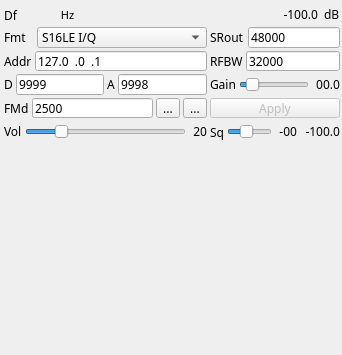
Before: the Qt Designer form plugins/channelrx/udpsrc/udpsrcgui.ui in f4exb/sdrangel, drawn with Qt 5.
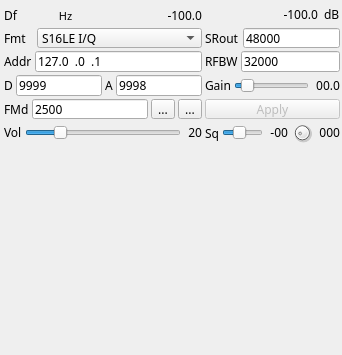
After: the same form once the commit is applied. Icons and pictures are not drawn. Custom widgets are drawn as their Qt base class.

Commit message: UDP source plugin: implemented squelch gate

Diff of the .ui file:
```diff
--- a/plugins/channelrx/udpsrc/udpsrcgui.ui
+++ b/plugins/channelrx/udpsrc/udpsrcgui.ui
@@ -236,6 +236,38 @@
         </property>
        </widget>
       </item>
+      <item>
+       <spacer name="horizontalSpacer_2">
+        <property name="orientation">
+         <enum>Qt::Horizontal</enum>
+        </property>
+        <property name="sizeHint" stdset="0">
+         <size>
+          <width>40</width>
+          <height>20</height>
+         </size>
+        </property>
+       </spacer>
+      </item>
+      <item>
+       <widget class="QLabel" name="inputPower">
+        <property name="minimumSize">
+         <size>
+          <width>40</width>
+          <height>0</height>
+         </size>
+        </property>
+        <property name="toolTip">
+         <string>Input power (dB) to which squelch applies</string>
+        </property>
+        <property name="text">
+         <string>-100.0</string>
+        </property>
+        <property name="alignment">
+         <set>Qt::AlignRight|Qt::AlignTrailing|Qt::AlignVCenter</set>
+        </property>
+       </widget>
+      </item>
      </layout>
     </item>
     <item row="6" column="0">
@@ -637,10 +669,32 @@
        </widget>
       </item>
       <item>
-       <widget class="QLabel" name="inputPower">
+       <widget class="QDial" name="squelchGate">
+        <property name="maximumSize">
+         <size>
+          <width>22</width>
+          <height>22</height>
+         </size>
+        </property>
+        <property name="toolTip">
+         <string>Squelch gate (ms)</string>
+        </property>
+        <property name="maximum">
+         <number>50</number>
+        </property>
+        <property name="pageStep">
+         <number>1</number>
+        </property>
+        <property name="value">
+         <number>5</number>
+        </property>
+       </widget>
+      </item>
+      <item>
+       <widget class="QLabel" name="squelchGateText">
         <property name="minimumSize">
          <size>
-          <width>40</width>
+          <width>24</width>
           <height>0</height>
          </size>
         </property>
@@ -648,7 +702,7 @@
          <string>Input power (dB) to which squelch applies</string>
         </property>
         <property name="text">
-         <string>-100.0</string>
+         <string>000</string>
         </property>
         <property name="alignment">
          <set>Qt::AlignRight|Qt::AlignTrailing|Qt::AlignVCenter</set>
```
Left out of the diff: 2 changed lines with no effect on the pictures. The commit also changes 4 other files.
